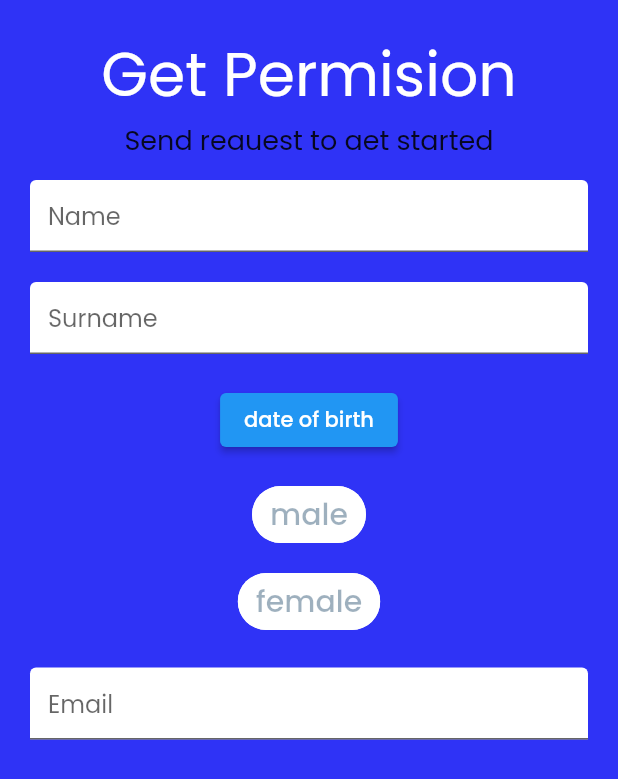
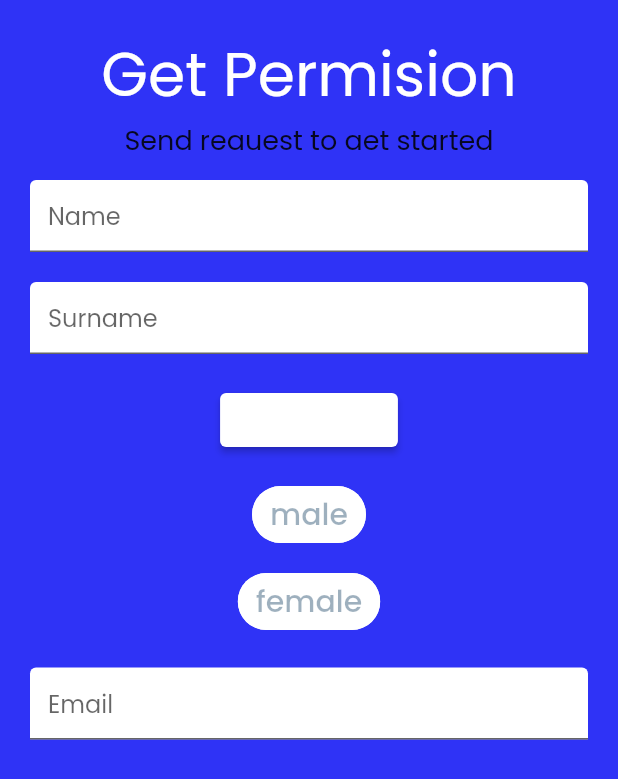
Before and after one commit to Neerajkumar8115/demo, a Flutter app: the HomePage screen opened directly, on a phone screen of 412 x 824 dp. Shown: the top 779 px of the screen. Run offline on Flutter 3.47's test engine with Material 2 defaults, Android fonts, the light colour scheme and no system bars; our stand-ins replace google_fonts.

Commit message:
first commit

```diff
--- a/lib/homepage.dart
+++ b/lib/homepage.dart
@@ -84,6 +84,9 @@ class _HomePageState extends State<HomePage> {
                 child: Text(
                   'date of birth',
                 ),
+                style: ElevatedButton.styleFrom(
+                  primary: Colors.white,
+                ),
               ),
             ),
             SizedBox(
```
